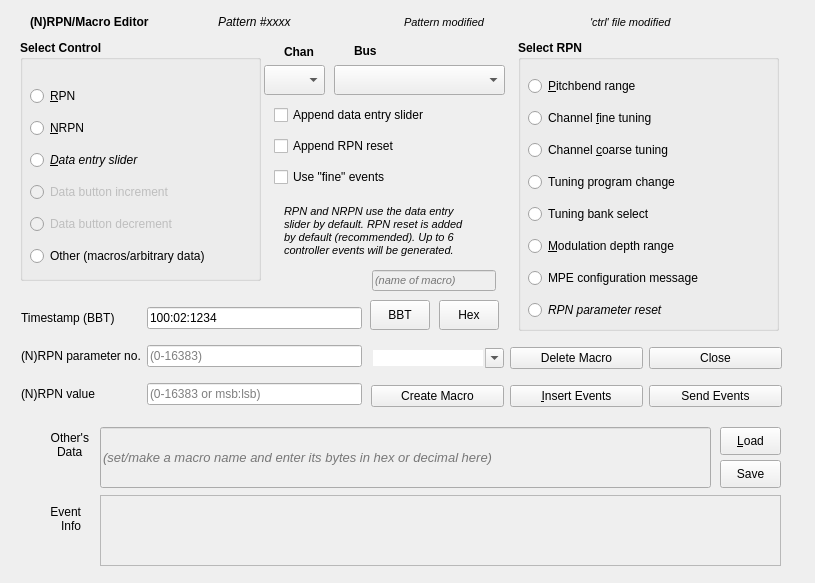
Above: seq_qt5/src/gui/qrpnframe.ui from ahlstromcj/seq66 before the change. Below: the same form after it.
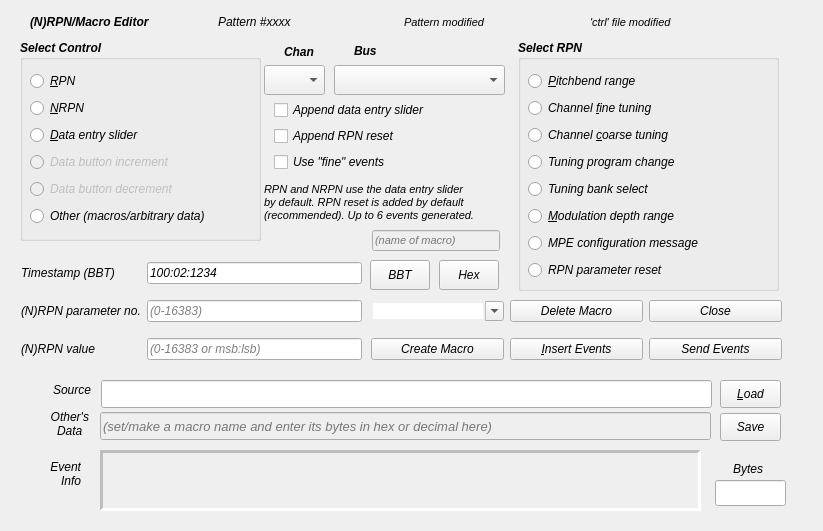
That is the form after the change.

Diff of the .ui file:
```diff
--- a/seq_qt5/src/gui/qrpnframe.ui
+++ b/seq_qt5/src/gui/qrpnframe.ui
@@ -9,10 +9,15 @@
    <rect>
     <x>0</x>
     <y>0</y>
-    <width>815</width>
-    <height>583</height>
+    <width>823</width>
+    <height>531</height>
    </rect>
   </property>
+  <property name="font">
+   <font>
+    <italic>true</italic>
+   </font>
+  </property>
   <property name="windowTitle">
    <string>RPN/Macro Editor</string>
   </property>
@@ -22,7 +27,7 @@
      <x>20</x>
      <y>40</y>
      <width>241</width>
-     <height>241</height>
+     <height>201</height>
     </rect>
    </property>
    <property name="font">
@@ -37,9 +42,9 @@
     <property name="geometry">
      <rect>
       <x>10</x>
-      <y>40</y>
+      <y>30</y>
       <width>221</width>
-      <height>194</height>
+      <height>161</height>
      </rect>
     </property>
     <layout class="QVBoxLayout" name="verticalLayout_2">
@@ -147,7 +152,7 @@
      <x>518</x>
      <y>40</y>
      <width>261</width>
-     <height>291</height>
+     <height>251</height>
     </rect>
    </property>
    <property name="font">
@@ -164,7 +169,7 @@
       <x>10</x>
       <y>30</y>
       <width>248</width>
-      <height>260</height>
+      <height>211</height>
      </rect>
     </property>
     <layout class="QVBoxLayout" name="verticalLayout">
@@ -369,10 +374,10 @@
   <widget class="QLabel" name="label_explanation">
    <property name="geometry">
     <rect>
-     <x>284</x>
-     <y>200</y>
-     <width>211</width>
-     <height>61</height>
+     <x>264</x>
+     <y>177</y>
+     <width>231</width>
+     <height>51</height>
     </rect>
    </property>
    <property name="font">
@@ -382,17 +387,16 @@
     </font>
    </property>
    <property name="text">
-    <string>RPN and NRPN use the data entry
-slider by default. RPN reset is added
-by default (recommended). Up to 6
-controller events will be generated.</string>
+    <string>RPN and NRPN use the data entry slider
+by default. RPN reset is added by default
+(recommended). Up to 6 events generated.</string>
    </property>
   </widget>
   <widget class="QPushButton" name="button_bbt">
    <property name="geometry">
     <rect>
      <x>370</x>
-     <y>300</y>
+     <y>260</y>
      <width>60</width>
      <height>30</height>
     </rect>
@@ -409,7 +413,7 @@
    <property name="geometry">
     <rect>
      <x>21</x>
-     <y>297</y>
+     <y>252</y>
      <width>341</width>
      <height>121</height>
     </rect>
@@ -481,7 +485,7 @@
      <x>274</x>
      <y>100</y>
      <width>231</width>
-     <height>95</height>
+     <height>74</height>
     </rect>
    </property>
    <layout class="QVBoxLayout" name="verticalLayout_3">
@@ -522,7 +526,7 @@
    <property name="geometry">
     <rect>
      <x>439</x>
-     <y>300</y>
+     <y>260</y>
      <width>60</width>
      <height>30</height>
     </rect>
@@ -572,7 +576,7 @@
    <property name="geometry">
     <rect>
      <x>371</x>
-     <y>337</y>
+     <y>290</y>
      <width>411</width>
      <height>81</height>
     </rect>
@@ -665,11 +669,23 @@
    <property name="geometry">
     <rect>
      <x>100</x>
-     <y>427</y>
+     <y>412</y>
      <width>611</width>
-     <height>61</height>
+     <height>28</height>
     </rect>
    </property>
+   <property name="minimumSize">
+    <size>
+     <width>0</width>
+     <height>28</height>
+    </size>
+   </property>
+   <property name="maximumSize">
+    <size>
+     <width>16777215</width>
+     <height>28</height>
+    </size>
+   </property>
    <property name="font">
     <font>
      <pointsize>10</pointsize>
@@ -690,7 +706,7 @@
    <property name="geometry">
     <rect>
      <x>10</x>
-     <y>493</y>
+     <y>448</y>
      <width>71</width>
      <height>51</height>
     </rect>
@@ -707,7 +723,7 @@
    <property name="geometry">
     <rect>
      <x>18</x>
-     <y>424</y>
+     <y>403</y>
      <width>71</width>
      <height>41</height>
     </rect>
@@ -727,9 +743,9 @@
    <property name="geometry">
     <rect>
      <x>100</x>
-     <y>495</y>
-     <width>681</width>
-     <height>71</height>
+     <y>450</y>
+     <width>601</width>
+     <height>61</height>
     </rect>
    </property>
    <property name="font">
@@ -744,8 +760,68 @@
     <string>Shows error message and the current
 generated data line.</string>
    </property>
+   <property name="frameShape">
+    <enum>QFrame::Shape::Panel</enum>
+   </property>
+   <property name="lineWidth">
+    <number>3</number>
+   </property>
+   <property name="midLineWidth">
+    <number>1</number>
+   </property>
+   <property name="undoRedoEnabled">
+    <bool>false</bool>
+   </property>
    <property name="readOnly">
-    <bool>true</bool>
+    <bool>false</bool>
+   </property>
+   <property name="textInteractionFlags">
+    <set>Qt::TextInteractionFlag::TextEditorInteraction</set>
+   </property>
+  </widget>
+  <widget class="QPushButton" name="button_load_file">
+   <property name="geometry">
+    <rect>
+     <x>720</x>
+     <y>380</y>
+     <width>61</width>
+     <height>28</height>
+    </rect>
+   </property>
+   <property name="minimumSize">
+    <size>
+     <width>0</width>
+     <height>28</height>
+    </size>
+   </property>
+   <property name="toolTip">
+    <string>Loads a file of raw bytes, such as a file
+containing MIDI SysEx data.</string>
+   </property>
+   <property name="text">
+    <string>&amp;Load</string>
+   </property>
+  </widget>
+  <widget class="QPushButton" name="button_save_file">
+   <property name="geometry">
+    <rect>
+     <x>720</x>
+     <y>413</y>
+     <width>61</width>
+     <height>28</height>
+    </rect>
+   </property>
+   <property name="minimumSize">
+    <size>
+     <width>0</width>
+     <height>28</height>
+    </size>
+   </property>
+   <property name="toolTip">
+    <string>Saves the bytes to a binary data file.</string>
+   </property>
+   <property name="text">
+    <string>Save</string>
    </property>
   </widget>
   <widget class="QLineEdit" name="line_edit_rpn_macro_name">
@@ -755,8 +831,8 @@
    <property name="geometry">
     <rect>
      <x>372</x>
-     <y>270</y>
-     <width>124</width>
+     <y>230</y>
+     <width>128</width>
      <height>21</height>
     </rect>
    </property>
@@ -789,37 +865,86 @@
     <string>(name of macro)</string>
    </property>
   </widget>
-  <widget class="QPushButton" name="button_load_file">
+  <widget class="QLabel" name="label_file_name">
    <property name="geometry">
     <rect>
-     <x>720</x>
-     <y>427</y>
-     <width>61</width>
+     <x>10</x>
+     <y>380</y>
+     <width>81</width>
+     <height>20</height>
+    </rect>
+   </property>
+   <property name="text">
+    <string>Source</string>
+   </property>
+   <property name="alignment">
+    <set>Qt::AlignmentFlag::AlignRight|Qt::AlignmentFlag::AlignTrailing|Qt::AlignmentFlag::AlignVCenter</set>
+   </property>
+  </widget>
+  <widget class="QLineEdit" name="line_edit_file_name">
+   <property name="geometry">
+    <rect>
+     <x>101</x>
+     <y>380</y>
+     <width>611</width>
      <height>28</height>
     </rect>
+   </property>
+   <property name="minimumSize">
+    <size>
+     <width>0</width>
+     <height>28</height>
+    </size>
+   </property>
+   <property name="maximumSize">
+    <size>
+     <width>16777215</width>
+     <height>28</height>
+    </size>
+   </property>
+  </widget>
+  <widget class="QLineEdit" name="line_edit_byte_count">
+   <property name="geometry">
+    <rect>
+     <x>715</x>
+     <y>480</y>
+     <width>71</width>
+     <height>26</height>
+    </rect>
+   </property>
+   <property name="font">
+    <font>
+     <italic>true</italic>
+    </font>
    </property>
    <property name="toolTip">
     <string>Loads a file of raw bytes, such as a file
 containing MIDI SysEx data.</string>
    </property>
    <property name="text">
-    <string>&amp;Load</string>
+    <string/>
+   </property>
+   <property name="readOnly">
+    <bool>true</bool>
    </property>
   </widget>
-  <widget class="QPushButton" name="button_save_file">
+  <widget class="QLabel" name="label_6">
    <property name="geometry">
     <rect>
-     <x>720</x>
+     <x>719</x>
      <y>460</y>
-     <width>61</width>
-     <height>28</height>
+     <width>58</width>
+     <height>18</height>
     </rect>
    </property>
    <property name="toolTip">
     <string>Saves the bytes to a binary data file.</string>
    </property>
    <property name="text">
-    <string>Save</string>
+    <string>Bytes</string>
+   </property>
+   <property name="alignment">
+    <set>Qt::AlignmentFlag::AlignCenter</set>
    </property>
   </widget>
  </widget>
```
Left out of the diff: 6 changed lines with no effect on the pictures.
